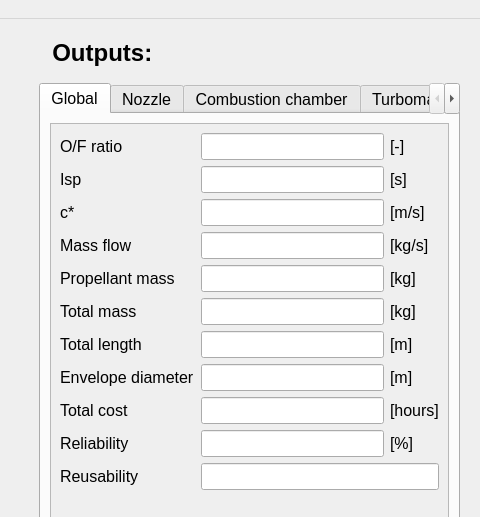
casruks/CDP-LRE-Integrated-Design-Model, file GUI.ui: the form before one commit; both pictures show x 836 to 1316 and y 0 to 517 of the 1316 by 668 pixel window.
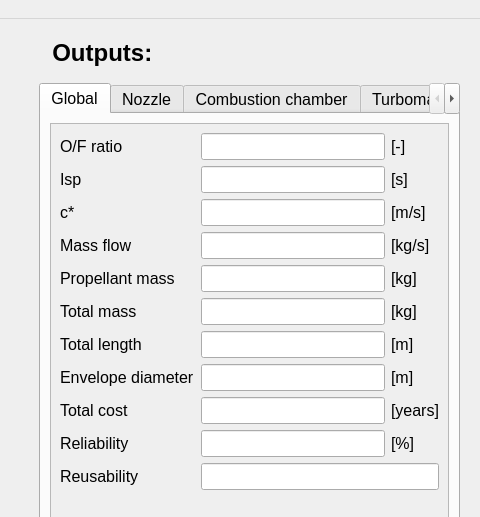
The form after the commit. Icons and pictures are not drawn. Custom widgets are drawn as their Qt base class.

The edit to the form file:
```diff
--- a/GUI.ui
+++ b/GUI.ui
@@ -2314,8 +2314,8 @@
               <rect>
                <x>0</x>
                <y>0</y>
-               <width>393</width>
-               <height>443</height>
+               <width>368</width>
+               <height>462</height>
               </rect>
              </property>
              <layout class="QGridLayout" name="gridLayout">
@@ -2534,7 +2534,7 @@
               <item row="8" column="2">
                <widget class="QLabel" name="label_EUR">
                 <property name="text">
-                 <string>[hours]</string>
+                 <string>[years]</string>
                 </property>
                </widget>
               </item>
```
Left out of the diff: 62 changed lines with no effect on the pictures.
